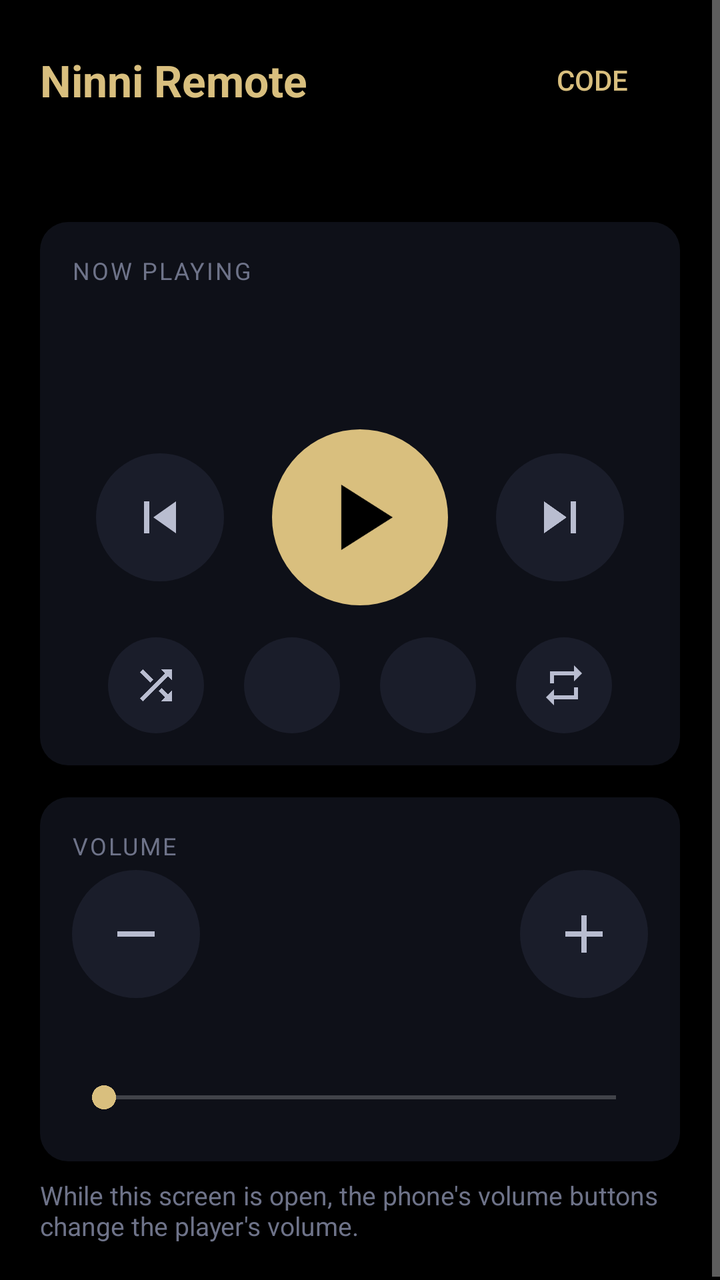
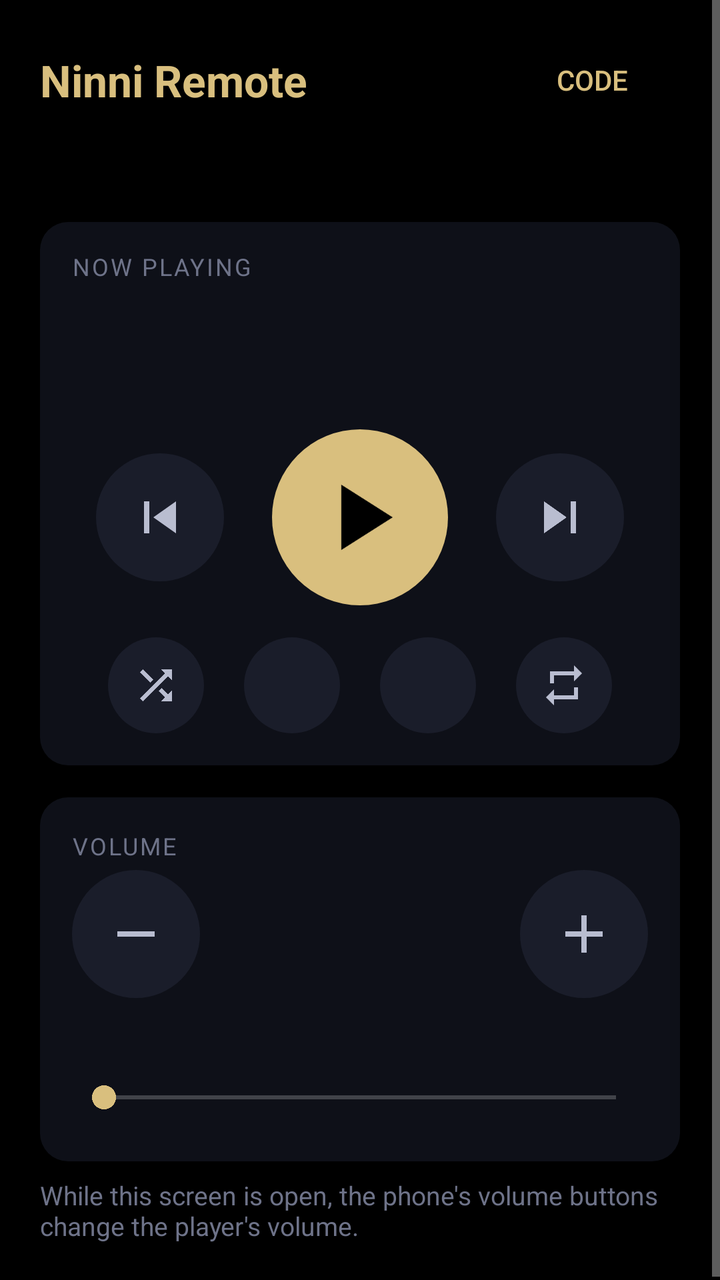

The first picture is an Android layout as it rendered before a commit; the second is the same layout after the commit. The layout source and the unified diff follow.
<!-- AndroidManifest.xml: application theme Theme.NinniManager -->
<!-- res/layout/activity_main.xml -->
<?xml version="1.0" encoding="utf-8"?>
<ScrollView xmlns:android="http://schemas.android.com/apk/res/android"
    android:layout_width="match_parent"
    android:layout_height="match_parent"
    android:fillViewport="true"
    android:fitsSystemWindows="true">

    <LinearLayout
        android:layout_width="match_parent"
        android:layout_height="wrap_content"
        android:orientation="vertical"
        android:padding="20dp">

        
        <LinearLayout
            android:layout_width="match_parent"
            android:layout_height="wrap_content"
            android:gravity="center_vertical"
            android:orientation="horizontal">

            <TextView
                android:layout_width="0dp"
                android:layout_height="wrap_content"
                android:layout_weight="1"
                android:text="@string/app_name"
                android:textColor="@color/moon"
                android:textSize="22sp"
                android:textStyle="bold" />

            <Button
                android:id="@+id/pinButton"
                style="@style/SmallButton"
                android:text="@string/pin_button" />
        </LinearLayout>

        <TextView
            android:id="@+id/status"
            android:layout_width="match_parent"
            android:layout_height="wrap_content"
            android:background="?android:attr/selectableItemBackground"
            android:paddingVertical="8dp"
            android:textColor="@color/dim"
            android:textSize="14sp" />

        
        <LinearLayout style="@style/Card">

            <TextView
                style="@style/Label"
                android:text="@string/now_playing" />

            <TextView
                android:id="@+id/title"
                android:layout_width="match_parent"
                android:layout_height="wrap_content"
                android:ellipsize="end"
                android:maxLines="2"
                android:textColor="@color/text"
                android:textSize="20sp" />

            <TextView
                android:id="@+id/artist"
                android:layout_width="match_parent"
                android:layout_height="wrap_content"
                android:ellipsize="end"
                android:maxLines="1"
                android:textColor="@color/dim"
                android:textSize="15sp" />

            
            <LinearLayout
                android:id="@+id/progressGroup"
                android:layout_width="match_parent"
                android:layout_height="wrap_content"
                android:layout_marginTop="12dp"
                android:orientation="vertical"
                android:visibility="gone">

                <SeekBar
                    android:id="@+id/positionBar"
                    android:layout_width="match_parent"
                    android:layout_height="wrap_content"
                    android:minHeight="32dp" />

                <LinearLayout
                    android:layout_width="match_parent"
                    android:layout_height="wrap_content"
                    android:orientation="horizontal"
                    android:paddingHorizontal="16dp">

                    <TextView
                        android:id="@+id/elapsed"
                        android:layout_width="0dp"
                        android:layout_height="wrap_content"
                        android:layout_weight="1"
                        android:fontFeatureSettings="tnum"
                        android:textColor="@color/dim"
                        android:textSize="13sp" />

                    <TextView
                        android:id="@+id/duration"
                        android:layout_width="wrap_content"
                        android:layout_height="wrap_content"
                        android:fontFeatureSettings="tnum"
                        android:textColor="@color/dim"
                        android:textSize="13sp" />
                </LinearLayout>
            </LinearLayout>

            <LinearLayout
                android:layout_width="match_parent"
                android:layout_height="wrap_content"
                android:layout_marginTop="20dp"
                android:gravity="center"
                android:orientation="horizontal">

                <ImageButton
                    android:id="@+id/prev"
                    style="@style/RoundButton"
                    android:contentDescription="@string/previous"
                    android:src="@drawable/ic_skip_previous" />

                <ImageButton
                    android:id="@+id/toggle"
                    style="@style/RoundButton"
                    android:layout_width="88dp"
                    android:layout_height="88dp"
                    android:layout_marginHorizontal="24dp"
                    android:background="@drawable/btn_round_accent"
                    android:contentDescription="@string/play"
                    android:src="@drawable/ic_play"
                    android:tint="@color/background" />

                <ImageButton
                    android:id="@+id/next"
                    style="@style/RoundButton"
                    android:contentDescription="@string/next"
                    android:src="@drawable/ic_skip_next" />
            </LinearLayout>

            
            <LinearLayout
                android:id="@+id/extraControls"
                android:layout_width="match_parent"
                android:layout_height="wrap_content"
                android:layout_marginTop="16dp"
                android:gravity="center"
                android:orientation="horizontal">

                <ImageButton
                    android:id="@+id/shuffle"
                    style="@style/SmallRoundButton"
                    android:layout_marginHorizontal="10dp"
                    android:contentDescription="@string/shuffle"
                    android:src="@drawable/ic_shuffle" />

                <Button
                    android:id="@+id/rewind"
                    style="@style/SmallRoundText"
                    android:layout_marginHorizontal="10dp" />

                <Button
                    android:id="@+id/forward"
                    style="@style/SmallRoundText"
                    android:layout_marginHorizontal="10dp" />

                <ImageButton
                    android:id="@+id/repeat"
                    style="@style/SmallRoundButton"
                    android:layout_marginHorizontal="10dp"
                    android:contentDescription="@string/repeat"
                    android:src="@drawable/ic_repeat" />
            </LinearLayout>
        </LinearLayout>

        
        <LinearLayout style="@style/Card">

            <TextView
                style="@style/Label"
                android:text="@string/volume_label" />

            <LinearLayout
                android:layout_width="match_parent"
                android:layout_height="wrap_content"
                android:gravity="center_vertical"
                android:orientation="horizontal">

                <ImageButton
                    android:id="@+id/volDown"
                    style="@style/RoundButton"
                    android:contentDescription="@string/volume_down"
                    android:src="@drawable/ic_minus" />

                <TextView
                    android:id="@+id/volumeText"
                    android:layout_width="0dp"
                    android:layout_height="wrap_content"
                    android:layout_weight="1"
                    android:gravity="center"
                    android:textColor="@color/text"
                    android:textSize="36sp"
                    android:textStyle="bold" />

                <ImageButton
                    android:id="@+id/volUp"
                    style="@style/RoundButton"
                    android:contentDescription="@string/volume_up"
                    android:src="@drawable/ic_plus" />
            </LinearLayout>

            <TextView
                android:id="@+id/volumeSteps"
                android:layout_width="match_parent"
                android:layout_height="wrap_content"
                android:gravity="center"
                android:textColor="@color/dim"
                android:textSize="13sp" />

            <SeekBar
                android:id="@+id/volumeBar"
                android:layout_width="match_parent"
                android:layout_height="wrap_content"
                android:layout_marginTop="16dp"
                android:minHeight="32dp" />

            
            <LinearLayout
                android:id="@+id/capRow"
                android:layout_width="match_parent"
                android:layout_height="wrap_content"
                android:layout_marginTop="12dp"
                android:gravity="center_vertical"
                android:orientation="horizontal"
                android:visibility="gone">

                <TextView
                    android:id="@+id/capText"
                    android:layout_width="0dp"
                    android:layout_height="wrap_content"
                    android:layout_weight="1"
                    android:textColor="@color/dim"
                    android:textSize="14sp" />

                <ImageButton
                    android:id="@+id/capDown"
                    style="@style/SmallRoundButton"
                    android:layout_width="40dp"
                    android:layout_height="40dp"
                    android:padding="10dp"
                    android:contentDescription="@string/cap_down"
                    android:src="@drawable/ic_minus" />

                <ImageButton
                    android:id="@+id/capUp"
                    style="@style/SmallRoundButton"
                    android:layout_width="40dp"
                    android:layout_height="40dp"
                    android:layout_marginStart="12dp"
                    android:padding="10dp"
                    android:contentDescription="@string/cap_up"
                    android:src="@drawable/ic_plus" />
            </LinearLayout>
        </LinearLayout>

        
        <LinearLayout
            android:id="@+id/sleepCard"
            style="@style/Card"
            android:visibility="gone">

            <TextView
                style="@style/Label"
                android:text="@string/sleep_label" />

            <LinearLayout
                android:id="@+id/sleepOff"
                android:layout_width="match_parent"
                android:layout_height="wrap_content"
                android:orientation="vertical">

                <LinearLayout
                    android:id="@+id/sleepChoices"
                    android:layout_width="match_parent"
                    android:layout_height="wrap_content"
                    android:layout_marginHorizontal="-3dp"
                    android:layout_marginTop="4dp"
                    android:orientation="horizontal" />

                <CheckBox
                    android:id="@+id/sleepFade"
                    android:layout_width="match_parent"
                    android:layout_height="wrap_content"
                    android:layout_marginTop="8dp"
                    android:buttonTint="@color/moon"
                    android:text="@string/sleep_fade"
                    android:textColor="@color/text"
                    android:textSize="14sp" />
            </LinearLayout>

            <LinearLayout
                android:id="@+id/sleepOn"
                android:layout_width="match_parent"
                android:layout_height="wrap_content"
                android:gravity="center_vertical"
                android:orientation="horizontal"
                android:visibility="gone">

                <LinearLayout
                    android:layout_width="0dp"
                    android:layout_height="wrap_content"
                    android:layout_weight="1"
                    android:orientation="vertical">

                    <TextView
                        android:id="@+id/sleepRemaining"
                        android:layout_width="wrap_content"
                        android:layout_height="wrap_content"
                        android:fontFeatureSettings="tnum"
                        android:textColor="@color/text"
                        android:textSize="32sp"
                        android:textStyle="bold" />

                    <TextView
                        android:id="@+id/sleepDetail"
                        android:layout_width="wrap_content"
                        android:layout_height="wrap_content"
                        android:textColor="@color/dim"
                        android:textSize="13sp" />
                </LinearLayout>

                <Button
                    android:id="@+id/sleepCancel"
                    style="@style/SmallButton"
                    android:text="@string/cancel" />
            </LinearLayout>
        </LinearLayout>

        <TextView
            android:id="@+id/battery"
            android:layout_width="match_parent"
            android:layout_height="wrap_content"
            android:layout_marginTop="16dp"
            android:textSize="15sp"
            android:visibility="gone" />

        <TextView
            android:id="@+id/warning"
            android:layout_width="match_parent"
            android:layout_height="wrap_content"
            android:layout_marginTop="8dp"
            android:text="@string/no_access"
            android:textColor="@color/bad"
            android:textSize="13sp"
            android:visibility="gone" />

        <TextView
            android:layout_width="match_parent"
            android:layout_height="wrap_content"
            android:layout_marginTop="8dp"
            android:text="@string/keys_hint"
            android:textColor="@color/dim"
            android:textSize="13sp" />
    </LinearLayout>
</ScrollView>
<!-- resources referenced by this layout -->
<resources>
  <color name="background">#000000</color>
  <color name="bad">#C97A7A</color>
  <color name="dim">#6E7389</color>
  <color name="moon">#D9BF7E</color>
  <color name="text">#B9BDD0</color>
  <!-- drawable btn_round_accent (drawable) -->
  <?xml version="1.0" encoding="utf-8"?>
  <ripple xmlns:android="http://schemas.android.com/apk/res/android" android:color="#33000000">
      <item>
          <shape android:shape="oval">
              <solid android:color="@color/moon" />
          </shape>
      </item>
  </ripple>
  <!-- drawable ic_minus (drawable) -->
  <?xml version="1.0" encoding="utf-8"?>
  <vector xmlns:android="http://schemas.android.com/apk/res/android"
      android:width="24dp"
      android:height="24dp"
      android:viewportWidth="24"
      android:viewportHeight="24">
      <path android:fillColor="#FFFFFFFF" android:pathData="M19,13H5v-2h14v2z" />
  </vector>
  <!-- drawable ic_play (drawable) -->
  <?xml version="1.0" encoding="utf-8"?>
  <vector xmlns:android="http://schemas.android.com/apk/res/android"
      android:width="24dp"
      android:height="24dp"
      android:viewportWidth="24"
      android:viewportHeight="24">
      <path android:fillColor="#FFFFFFFF" android:pathData="M8,5v14l11,-7z" />
  </vector>
  <string name="app_name">Ninni Remote</string>
  <string name="cancel">Cancel</string>
  <string name="cap_down">Lower the volume limit</string>
  <string name="cap_up">Raise the volume limit</string>
  <string name="keys_hint">While this screen is open, the phone\'s volume buttons change the player\'s volume.</string>
  <string name="next">Next</string>
  <string name="no_access">Notification access is off on the player, so the track name is hidden.</string>
  <string name="now_playing">Now playing</string>
  <string name="pin_button">Code</string>
  <string name="play">Play</string>
  <string name="previous">Previous</string>
  <string name="repeat">Repeat</string>
  <string name="shuffle">Shuffle</string>
  <string name="sleep_fade">Fade out gently in the last 10 minutes</string>
  <string name="sleep_label">Sleep timer</string>
  <string name="volume_down">Volume down</string>
  <string name="volume_label">Volume</string>
  <string name="volume_up">Volume up</string>
  <style name="SmallButton" parent="android:Widget.Material.Button.Borderless.Colored">
          <item name="android:layout_width">wrap_content</item>
          <item name="android:layout_height">wrap_content</item>
          <item name="android:minHeight">40dp</item>
          <item name="android:textColor">@color/moon</item>
      </style>
  <style name="SmallRoundButton" parent="RoundButton">
          <item name="android:layout_width">48dp</item>
          <item name="android:layout_height">48dp</item>
          <item name="android:padding">12dp</item>
      </style>
  <!-- drawable card (drawable) -->
  <?xml version="1.0" encoding="utf-8"?>
  <shape xmlns:android="http://schemas.android.com/apk/res/android" android:shape="rectangle">
      <solid android:color="@color/surface" />
      <corners android:radius="14dp" />
  </shape>
  <!-- drawable btn_round (drawable) -->
  <?xml version="1.0" encoding="utf-8"?>
  <ripple xmlns:android="http://schemas.android.com/apk/res/android" android:color="#33FFFFFF">
      <item>
          <shape android:shape="oval">
              <solid android:color="#1A1D2A" />
          </shape>
      </item>
  </ripple>
  <color name="surface">#0E1018</color>
  <!-- unchanged entries left out for length: 10 -->
</resources>

<!-- the commit's change to res/layout/activity_main.xml (unified diff, before → after) -->
@@ -45,27 +45,71 @@
         
         <LinearLayout style="@style/Card">
 
-            <TextView
-                style="@style/Label"
-                android:text="@string/now_playing" />
-
-            <TextView
-                android:id="@+id/title"
-                android:layout_width="match_parent"
-                android:layout_height="wrap_content"
-                android:ellipsize="end"
-                android:maxLines="2"
-                android:textColor="@color/text"
-                android:textSize="20sp" />
-
-            <TextView
-                android:id="@+id/artist"
-                android:layout_width="match_parent"
-                android:layout_height="wrap_content"
-                android:ellipsize="end"
-                android:maxLines="1"
-                android:textColor="@color/dim"
-                android:textSize="15sp" />
+            <LinearLayout
+                android:layout_width="match_parent"
+                android:layout_height="wrap_content"
+                android:gravity="center_vertical"
+                android:orientation="horizontal">
+
+                <TextView
+                    style="@style/Label"
+                    android:layout_width="0dp"
+                    android:layout_weight="1"
+                    android:text="@string/now_playing" />
+
+                
+                <Button
+                    android:id="@+id/queueButton"
+                    style="@style/SmallButton"
+                    android:layout_marginVertical="-8dp"
+                    android:text="@string/queue"
+                    android:visibility="gone" />
+            </LinearLayout>
+
+            <LinearLayout
+                android:layout_width="match_parent"
+                android:layout_height="wrap_content"
+                android:gravity="center_vertical"
+                android:orientation="horizontal">
+
+                
+                <ImageView
+                    android:id="@+id/cover"
+                    android:layout_width="88dp"
+                    android:layout_height="88dp"
+                    android:layout_marginEnd="14dp"
+                    android:alpha="0.85"
+                    android:background="@drawable/cover_bg"
+                    android:contentDescription="@string/cover"
+                    android:outlineProvider="background"
+                    android:scaleType="centerCrop"
+                    android:visibility="gone" />
+
+                <LinearLayout
+                    android:layout_width="0dp"
+                    android:layout_height="wrap_content"
+                    android:layout_weight="1"
+                    android:orientation="vertical">
+
+                    <TextView
+                        android:id="@+id/title"
+                        android:layout_width="match_parent"
+                        android:layout_height="wrap_content"
+                        android:ellipsize="end"
+                        android:maxLines="2"
+                        android:textColor="@color/text"
+                        android:textSize="20sp" />
+
+                    <TextView
+                        android:id="@+id/artist"
+                        android:layout_width="match_parent"
+                        android:layout_height="wrap_content"
+                        android:ellipsize="end"
+                        android:maxLines="1"
+                        android:textColor="@color/dim"
+                        android:textSize="15sp" />
+                </LinearLayout>
+            </LinearLayout>
 
             
             <LinearLayout
<!-- resource entries referenced after the edit -->
@@ -14,6 +14,12 @@
           </shape>
       </item>
   </ripple>
+  <!-- drawable cover_bg (drawable) -->
+  <?xml version="1.0" encoding="utf-8"?>
+  <shape xmlns:android="http://schemas.android.com/apk/res/android" android:shape="rectangle">
+      <solid android:color="#1A1D2A" />
+      <corners android:radius="10dp" />
+  </shape>
   <!-- drawable ic_minus (drawable) -->
   <?xml version="1.0" encoding="utf-8"?>
   <vector xmlns:android="http://schemas.android.com/apk/res/android"
@@ -36,6 +42,7 @@
   <string name="cancel">Cancel</string>
   <string name="cap_down">Lower the volume limit</string>
   <string name="cap_up">Raise the volume limit</string>
+  <string name="cover">Cover</string>
   <string name="keys_hint">While this screen is open, the phone\'s volume buttons change the player\'s volume.</string>
   <string name="next">Next</string>
   <string name="no_access">Notification access is off on the player, so the track name is hidden.</string>
@@ -43,6 +50,7 @@
   <string name="pin_button">Code</string>
   <string name="play">Play</string>
   <string name="previous">Previous</string>
+  <string name="queue">Playlist</string>
   <string name="repeat">Repeat</string>
   <string name="shuffle">Shuffle</string>
   <string name="sleep_fade">Fade out gently in the last 10 minutes</string>
